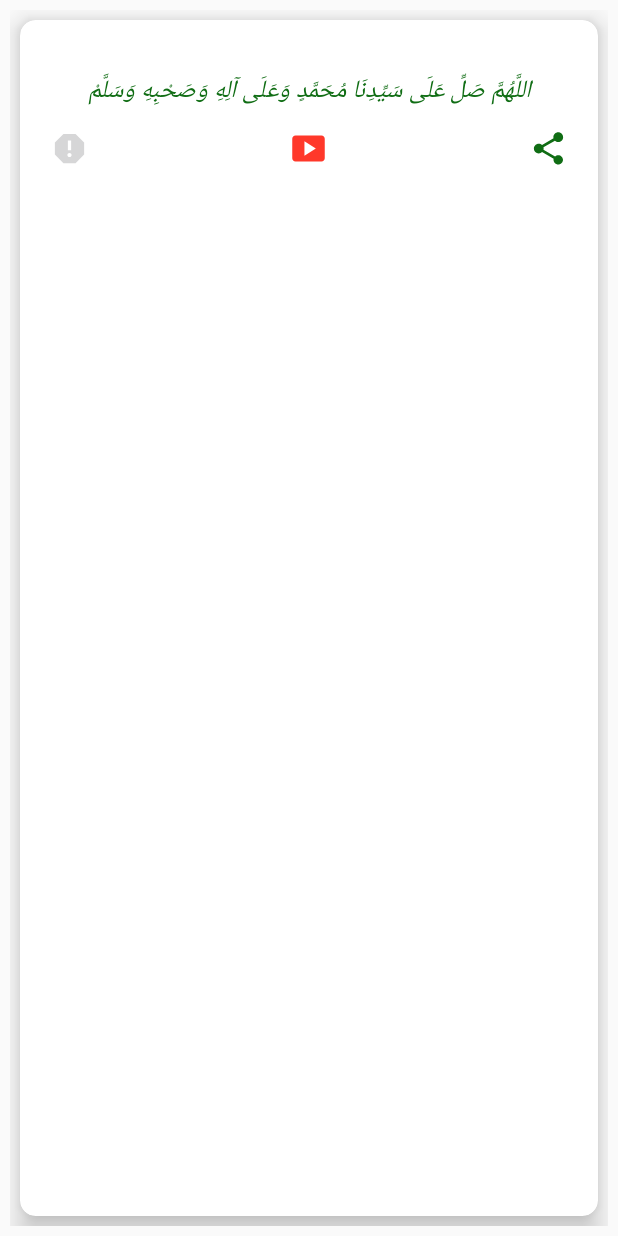
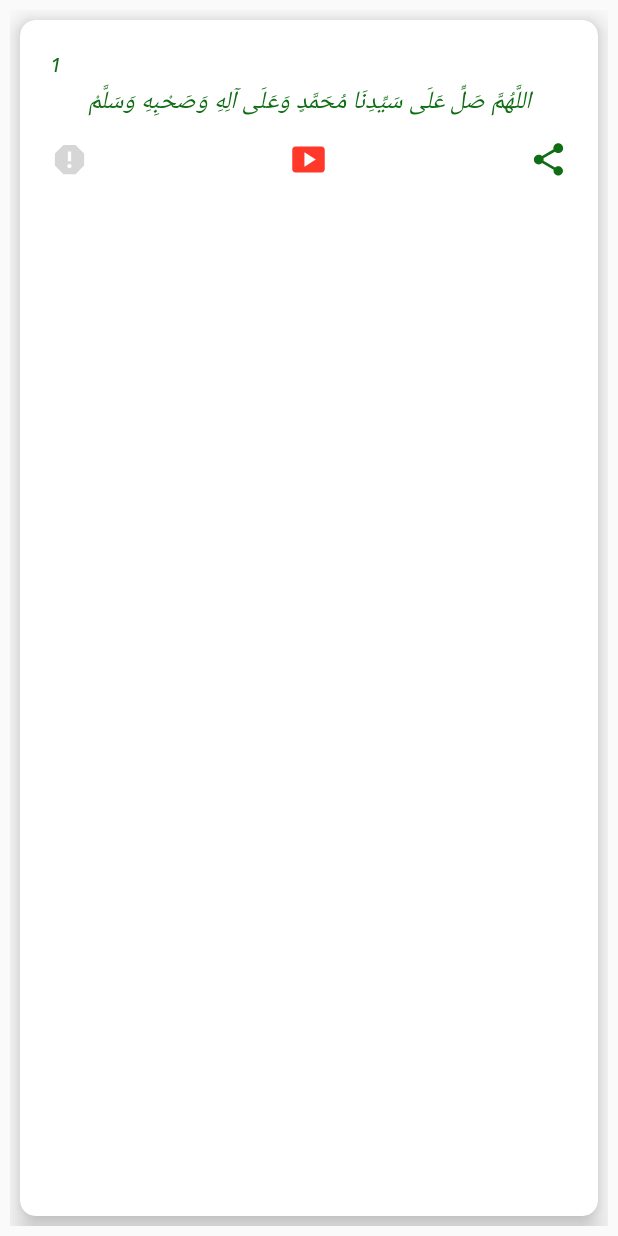
Before and after one commit to lysaan/DalailUlBarkaat, an Android app: the layout list_row_darood.xml on its own in the app's theme, with its tools: preview values and no code run, on a phone screen of 412 x 824 dp. Run offline under Robolectric (Android 15) with nearby library versions, the phone set to English and light mode, and no system bars.

Commit message:
Id added, latest record first added.
Took 26 minutes

```diff
--- a/app/src/main/java/alkaafinternational92/daroodpakcollection/dalailulbarkaat/adapters/DaroodAdapter.kt
+++ b/app/src/main/java/alkaafinternational92/daroodpakcollection/dalailulbarkaat/adapters/DaroodAdapter.kt
@@ -35,11 +35,13 @@ class DaroodAdapter(
     val youtube = v.findViewById<ImageView>(R.id.youtube)
     val report = v.findViewById<ImageView>(R.id.report)
     val share = v.findViewById<ImageView>(R.id.share)
+    val id = v.findViewById<TextView>(R.id.id)
 
     name.textSize = myHelper.getAppSettings().font_size.toFloat()
 
     val tips = myDataList[position]
     name.text = tips.name
+    id.text = tips.id
 
     if (tips.youtube.isNullOrEmpty()) {
       youtube.visibility = View.INVISIBLE
--- a/app/src/main/res/layout/list_row_darood.xml
+++ b/app/src/main/res/layout/list_row_darood.xml
@@ -23,10 +23,21 @@
       android:gravity="center_horizontal">
 
       <TextView
+        android:id="@+id/id"
+        style="@style/cf_text"
+        android:layout_marginTop="@dimen/_1sdp"
+        android:textSize="@dimen/_10sdp"
+        android:layout_alignParentTop="true"
+        android:textAlignment="textStart"
+        android:layout_width="match_parent"
+        android:layout_height="wrap_content"
+        android:text="1" />
+
+      <TextView
         android:id="@+id/text"
         style="@style/cf_text"
-        android:layout_marginTop="@dimen/_10sdp"
-        android:layout_alignParentTop="true"
+        android:layout_marginTop="@dimen/_2sdp"
+        android:layout_below="@id/id"
         android:textAlignment="center"
         android:layout_width="match_parent"
         android:layout_height="wrap_content"
```
Also changed, not shown: app/src/main/java/alkaafinternational92/daroodpakcollection/dalailulbarkaat/activities/MainActivity.kt (+3 -7 lines).
